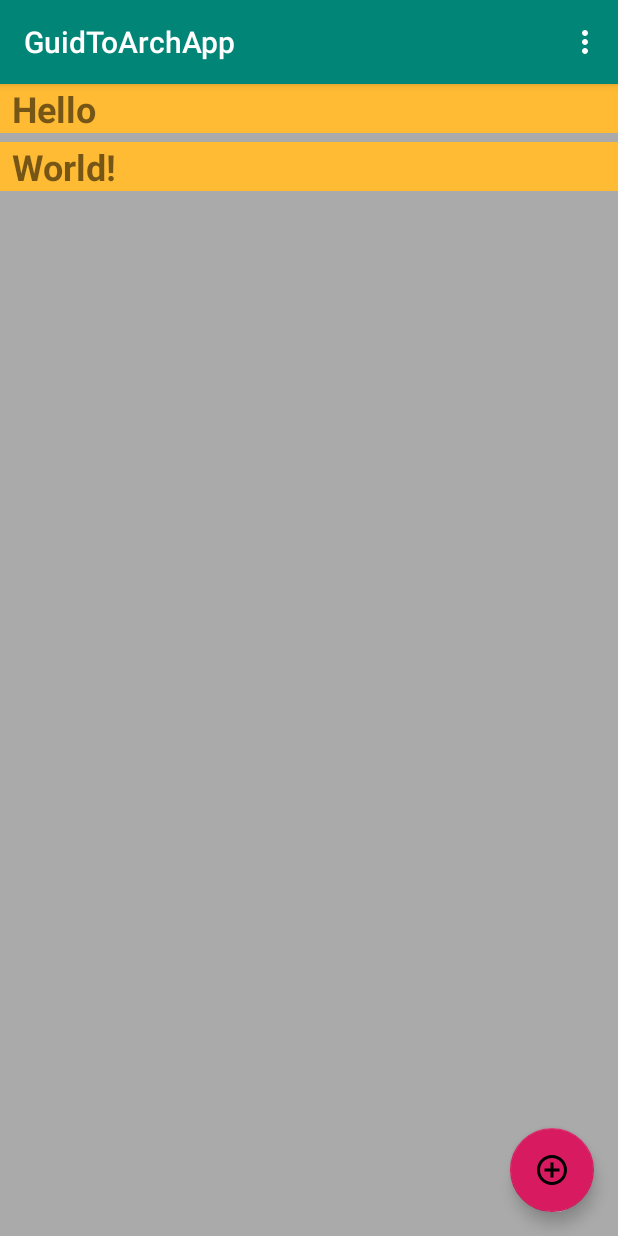
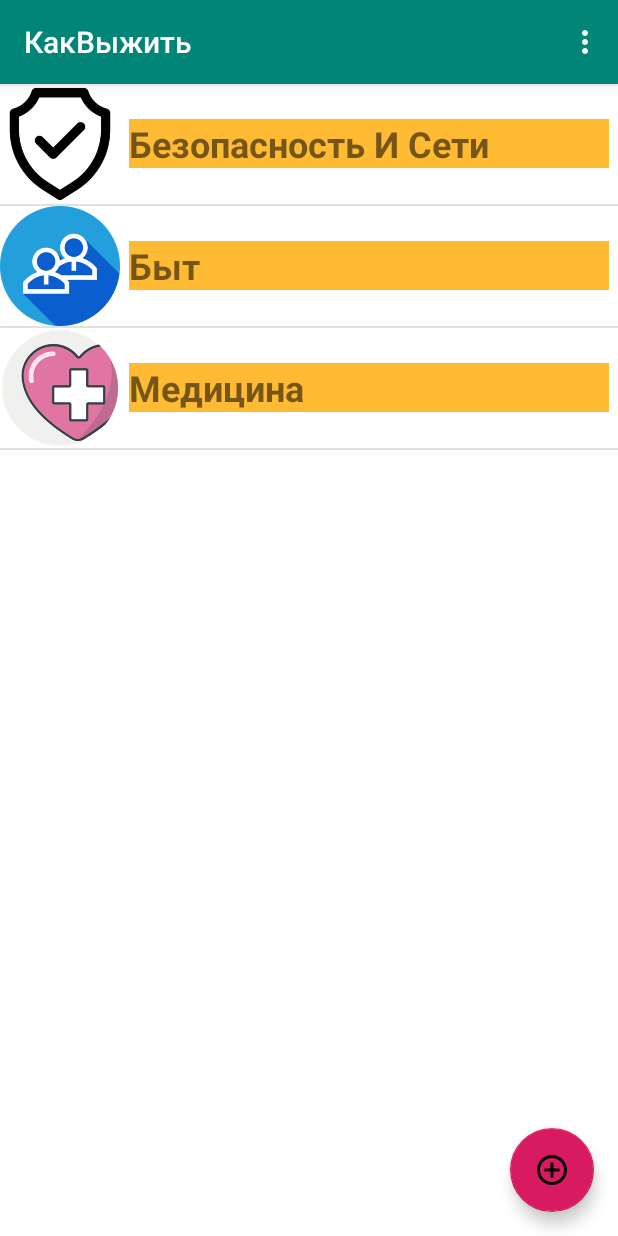
Before and after one commit to esh1n/HowToSurvive, an Android app: the screen it shows after launch (MainActivity), on a phone screen of 412 x 824 dp. Run offline under Robolectric (Android 15) with nearby library versions, the phone set to English and light mode, and no system bars; our stand-ins replace Room's generated code.

Commit message:
added main categories

```diff
--- a/app/src/main/java/com/esh1n/guidtoarchapp/data/Word.kt
+++ b/app/src/main/java/com/esh1n/guidtoarchapp/data/Word.kt
@@ -8,5 +8,7 @@ import androidx.room.PrimaryKey
 class Word(
     @PrimaryKey
     @ColumnInfo(name = "word")
-    val word: String
+    val word: String,
+    @ColumnInfo(name = "icon_id")
+    val iconId:String
 )
--- a/app/src/main/java/com/esh1n/guidtoarchapp/data/WordRoomDatabase.kt
+++ b/app/src/main/java/com/esh1n/guidtoarchapp/data/WordRoomDatabase.kt
@@ -27,7 +27,7 @@ public abstract class WordRoomDatabase : RoomDatabase() {
                     WordRoomDatabase::class.java,
                     "Word_database"
                 ).addCallback(WordDatabaseCallback(scope))
-                 .build()
+                    .build()
                 INSTANCE = instance
                 instance
             }
@@ -46,12 +46,15 @@ public abstract class WordRoomDatabase : RoomDatabase() {
                 }
             }
         }
-       suspend fun populateDatabase(wordDao: WordDao) {
+
+        suspend fun populateDatabase(wordDao: WordDao) {
             wordDao.deleteAll()
 
-            var word = Word("Hello")
+            var word = Word("Медицина", "medicine")
             wordDao.insert(word)
-            word = Word("World!")
+            word = Word("Быт", "human")
+            wordDao.insert(word)
+            word = Word("Безопасность И Сети", "security")
             wordDao.insert(word)
         }
     }
--- a/app/src/main/java/com/esh1n/guidtoarchapp/presentation/MainActivity.kt
+++ b/app/src/main/java/com/esh1n/guidtoarchapp/presentation/MainActivity.kt
@@ -9,11 +9,11 @@ import android.widget.Toast
 import androidx.appcompat.app.AppCompatActivity
 import androidx.lifecycle.Observer
 import androidx.lifecycle.ViewModelProviders
+import androidx.recyclerview.widget.DividerItemDecoration
 import androidx.recyclerview.widget.LinearLayoutManager
 import androidx.recyclerview.widget.RecyclerView
 import com.esh1n.guidtoarchapp.R
 import com.esh1n.guidtoarchapp.data.Word
-import com.google.android.material.snackbar.Snackbar
 import kotlinx.android.synthetic.main.activity_main.*
 
 class MainActivity : AppCompatActivity() {
@@ -31,8 +31,9 @@ class MainActivity : AppCompatActivity() {
 
         val recyclerView = findViewById<RecyclerView>(R.id.recyclerview)
         adapter = WordListAdapter(this)
-
+        val dividerItemDecoration = DividerItemDecoration(this, DividerItemDecoration.VERTICAL)
         recyclerView.adapter = adapter
+        recyclerView.addItemDecoration(dividerItemDecoration)
         recyclerView.layoutManager = LinearLayoutManager(this)
 
         fab.setOnClickListener {
@@ -70,14 +71,15 @@ class MainActivity : AppCompatActivity() {
 
         if (requestCode == newWordActivityRequestCode && resultCode == Activity.RESULT_OK) {
             data?.let {
-                val word = Word(it.getStringExtra(NewWordActivity.EXTRA_REPLY))
+                val word = Word(it.getStringExtra(NewWordActivity.EXTRA_REPLY), "human")
                 wordViewModel.insert(word)
             }
         } else {
             Toast.makeText(
                 applicationContext,
                 R.string.empty_not_saved,
-                Toast.LENGTH_LONG).show()
+                Toast.LENGTH_LONG
+            ).show()
         }
     }
 
--- a/app/src/main/java/com/esh1n/guidtoarchapp/presentation/WordsAdapter.kt
+++ b/app/src/main/java/com/esh1n/guidtoarchapp/presentation/WordsAdapter.kt
@@ -4,10 +4,12 @@ import android.content.Context
 import android.view.LayoutInflater
 import android.view.View
 import android.view.ViewGroup
+import android.widget.ImageView
 import android.widget.TextView
 import androidx.recyclerview.widget.RecyclerView
 import com.esh1n.guidtoarchapp.R
 import com.esh1n.guidtoarchapp.data.Word
+import com.esh1n.guidtoarchapp.presentation.utils.UiUtils
 
 
 class WordListAdapter internal constructor(
@@ -18,7 +20,14 @@ class WordListAdapter internal constructor(
     private var words = emptyList<Word>() // Cached copy of words
 
     inner class WordViewHolder(itemView: View) : RecyclerView.ViewHolder(itemView) {
-        val wordItemView: TextView = itemView.findViewById(R.id.textView)
+        private val titleTextView: TextView = itemView.findViewById(R.id.tv_title)
+        private val categoryImageView:ImageView = itemView.findViewById(R.id.iv_category_logo)
+
+        fun populate(word:Word){
+            titleTextView.text = word.word
+            val categoryImageSource = UiUtils.getCategoryImage(itemView.context,word.iconId)
+            categoryImageView.setImageResource(categoryImageSource)
+        }
     }
 
     override fun onCreateViewHolder(parent: ViewGroup, viewType: Int): WordViewHolder {
@@ -28,7 +37,7 @@ class WordListAdapter internal constructor(
 
     override fun onBindViewHolder(holder: WordViewHolder, position: Int) {
         val current = words[position]
-        holder.wordItemView.text = current.word
+        holder.populate(current)
     }
 
     internal fun setWords(words: List<Word>) {
--- /dev/null
+++ b/app/src/main/java/com/esh1n/guidtoarchapp/presentation/utils/UiUtils.kt
@@ -0,0 +1,10 @@
+package com.esh1n.guidtoarchapp.presentation.utils
+
+import android.content.Context
+
+object UiUtils {
+    fun getCategoryImage(context: Context,iconId: String, prefix: String = "ic_"): Int {
+        val res = "${prefix}category_$iconId"
+        return context.resources.getIdentifier(res, "drawable", context.packageName)
+    }
+}
--- a/app/src/main/res/layout/content_main.xml
+++ b/app/src/main/res/layout/content_main.xml
@@ -1,19 +1,19 @@
 <?xml version="1.0" encoding="utf-8"?>
-<androidx.constraintlayout.widget.ConstraintLayout
-        xmlns:android="http://schemas.android.com/apk/res/android"
+<androidx.constraintlayout.widget.ConstraintLayout xmlns:android="http://schemas.android.com/apk/res/android"
+    xmlns:app="http://schemas.android.com/apk/res-auto"
     xmlns:tools="http://schemas.android.com/tools"
-        xmlns:app="http://schemas.android.com/apk/res-auto"
     android:layout_width="match_parent"
     android:layout_height="match_parent"
+    android:background="@android:color/white"
     app:layout_behavior="@string/appbar_scrolling_view_behavior"
-        tools:showIn="@layout/activity_main"
-        tools:context=".presentation.MainActivity">
+    tools:context=".presentation.MainActivity"
+    tools:showIn="@layout/activity_main">
 
     <androidx.recyclerview.widget.RecyclerView
         android:id="@+id/recyclerview"
         android:layout_width="match_parent"
         android:layout_height="match_parent"
-            android:background="@android:color/darker_gray"
+        android:background="@android:color/white"
         tools:listitem="@layout/recyclerview_item" />
 
 </androidx.constraintlayout.widget.ConstraintLayout>
--- a/app/src/main/res/layout/recyclerview_item.xml
+++ b/app/src/main/res/layout/recyclerview_item.xml
@@ -1,12 +1,22 @@
 <?xml version="1.0" encoding="utf-8"?>
 <LinearLayout xmlns:android="http://schemas.android.com/apk/res/android"
-              android:orientation="vertical" android:layout_width="match_parent"
-              android:layout_height="wrap_content">
+    android:layout_width="match_parent"
+    android:layout_height="wrap_content"
+    android:orientation="horizontal">
+
+    <ImageView
+        android:id="@+id/iv_category_logo"
+        android:layout_width="@dimen/category_icon_size"
+        android:layout_height="@dimen/category_icon_size"
+        android:scaleType="centerInside" />
 
     <TextView
-            android:id="@+id/textView"
-            style="@style/word_title"
-            android:layout_width="match_parent"
-            android:layout_height="wrap_content"
-            android:background="@android:color/holo_orange_light" />
+        android:id="@+id/tv_title"
+        style="@style/word_title"
+        android:layout_width="match_parent"
+        android:layout_height="wrap_content"
+        android:layout_gravity="center_vertical"
+        android:layout_marginStart="@dimen/small_padding"
+        android:layout_marginEnd="@dimen/small_padding"
+        android:background="@android:color/holo_orange_light" />
 </LinearLayout>
--- a/app/src/main/res/values/dimens.xml
+++ b/app/src/main/res/values/dimens.xml
@@ -2,4 +2,5 @@
     <dimen name="fab_margin">16dp</dimen>
     <dimen name="small_padding">6dp</dimen>
     <dimen name="big_padding">16dp</dimen>
+    <dimen name="category_icon_size">80dp</dimen>
 </resources>
--- a/app/src/main/res/values/strings.xml
+++ b/app/src/main/res/values/strings.xml
@@ -1,5 +1,5 @@
 <resources>
-    <string name="app_name">GuidToArchApp</string>
+    <string name="app_name">КакВыжить</string>
     <string name="action_settings">Settings</string>
     <string name="hint_word">Word...</string>
     <string name="button_save">Save</string>
--- a/app/src/main/res/values/styles.xml
+++ b/app/src/main/res/values/styles.xml
@@ -15,12 +15,8 @@
     <style name="AppTheme.PopupOverlay" parent="ThemeOverlay.AppCompat.Light"/>
 
     <style name="word_title">
-        <item name="android:layout_width">match_parent</item>
-        <item name="android:layout_height">26dp</item>
         <item name="android:textSize">24sp</item>
         <item name="android:textStyle">bold</item>
-        <item name="android:layout_marginBottom">6dp</item>
-        <item name="android:paddingLeft">8dp</item>
     </style>
 
 </resources>
```
Also changed, not shown: app/src/main/res/drawable/ic_category_human.png (added), app/src/main/res/drawable/ic_category_medicine.png (added), app/src/main/res/drawable/ic_category_security.png (added). Lines whose indentation alone changed are shown as unchanged.
